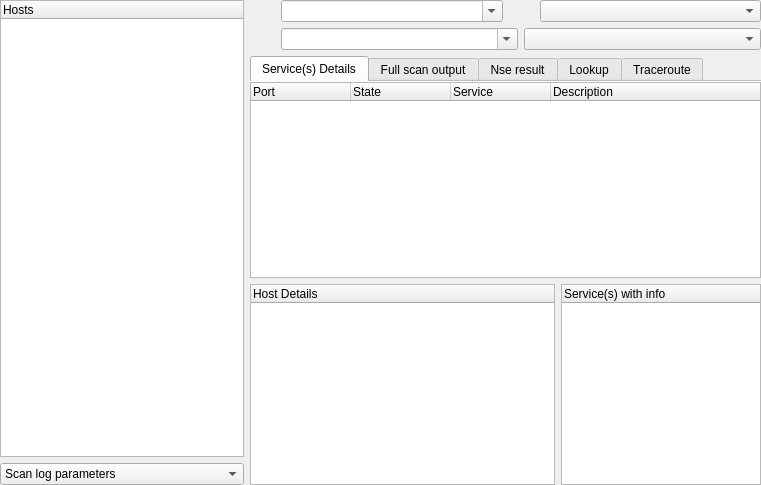
Qt form src/app/ui/scanwidget.ui (nmapsi4/nmapsi4) before a commit.
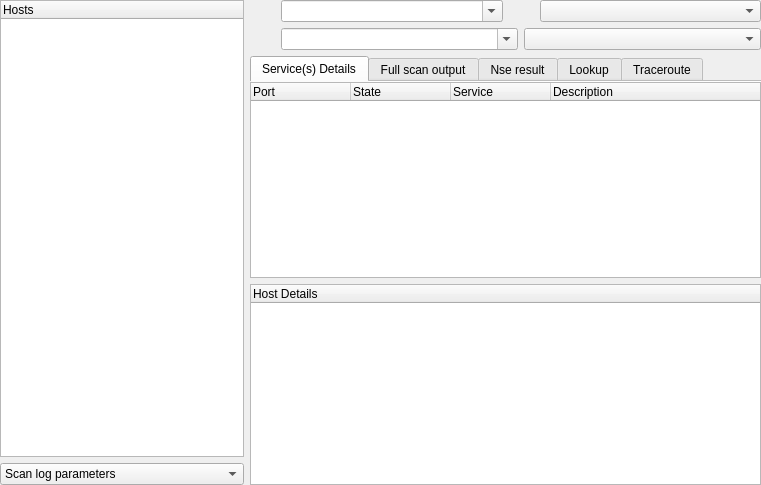
The same form after that commit. Icons and pictures are not drawn.

Commit message: New action for to search vulnerabilities directly from "ports treeView".

Patch:
```diff
--- a/src/app/ui/scanwidget.ui
+++ b/src/app/ui/scanwidget.ui
@@ -753,42 +753,6 @@
            </column>
           </widget>
          </item>
-         <item>
-          <widget class="QTreeWidget" name="GItree">
-           <property name="sizePolicy">
-            <sizepolicy hsizetype="Expanding" vsizetype="Expanding">
-             <horstretch>0</horstretch>
-             <verstretch>0</verstretch>
-            </sizepolicy>
-           </property>
-           <property name="minimumSize">
-            <size>
-             <width>0</width>
-             <height>0</height>
-            </size>
-           </property>
-           <property name="maximumSize">
-            <size>
-             <width>200</width>
-             <height>16777215</height>
-            </size>
-           </property>
-           <property name="alternatingRowColors">
-            <bool>true</bool>
-           </property>
-           <property name="rootIsDecorated">
-            <bool>false</bool>
-           </property>
-           <property name="itemsExpandable">
-            <bool>false</bool>
-           </property>
-           <column>
-            <property name="text">
-             <string>Service(s) with info</string>
-            </property>
-           </column>
-          </widget>
-         </item>
         </layout>
        </widget>
       </item>
```
The commit also changes 7 other files.
